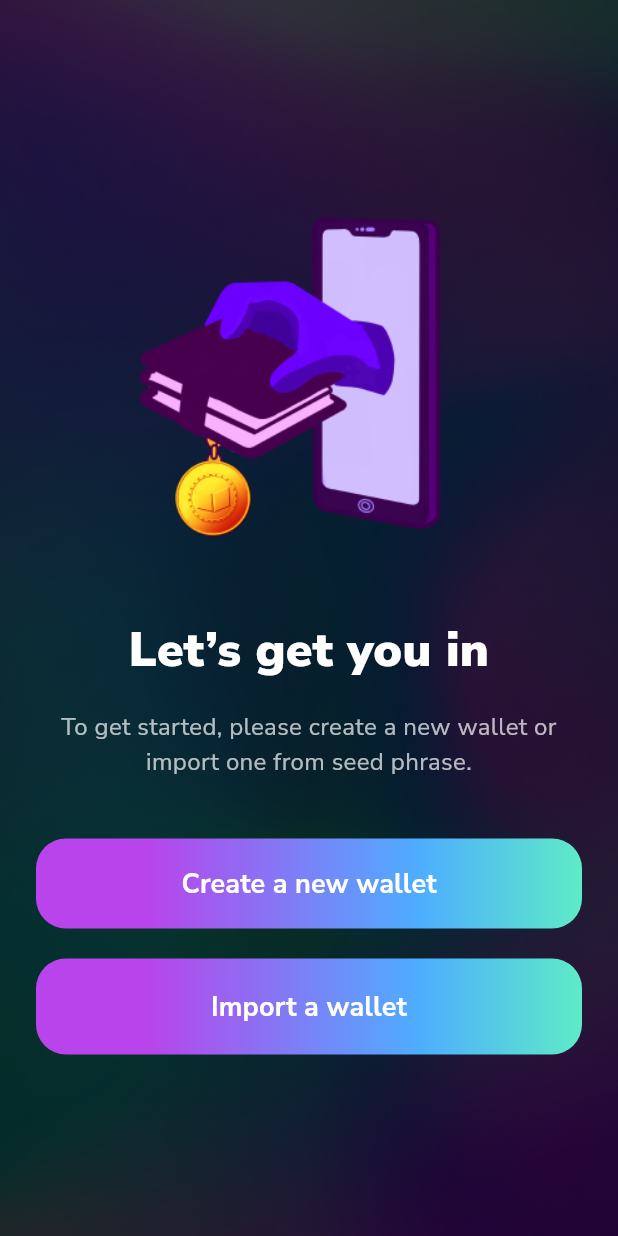
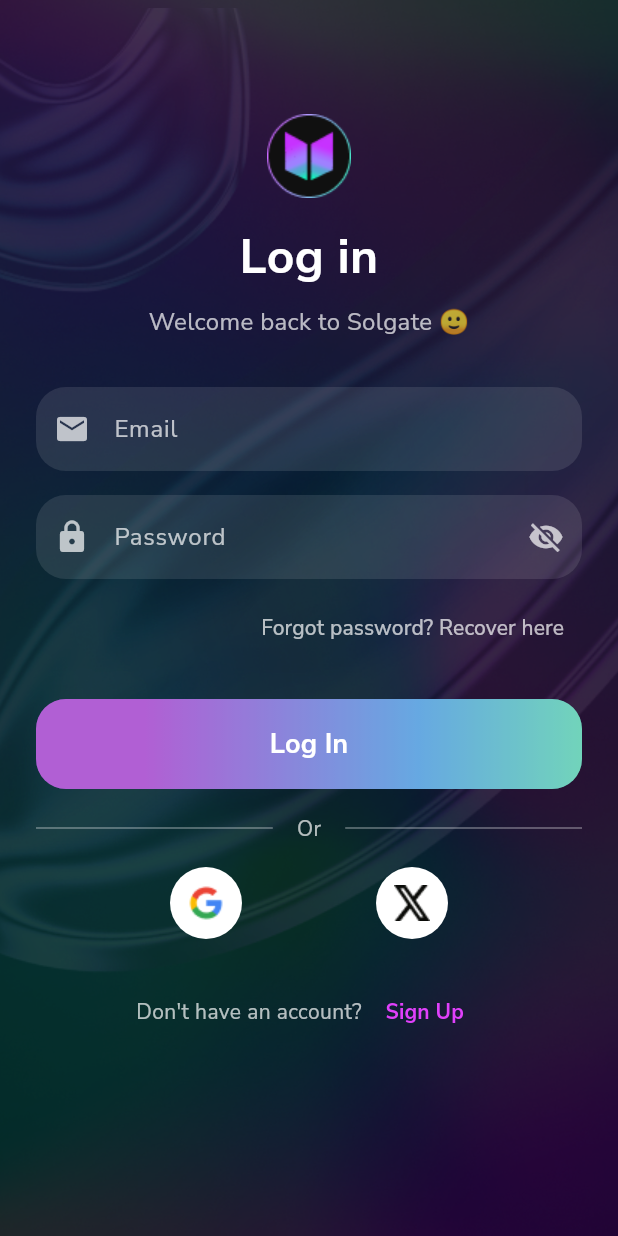
Before and after one commit to PixelDat/Solgate-mobile-app, a Flutter app: the screen it shows after launch, on a phone screen of 412 x 824 dp. Run offline on Flutter 3.47's test engine with Material 3 defaults, Android fonts, the phone set to English and light mode, and no system bars; our stand-ins replace cloud_firestore, firebase_auth, firebase_core, flutter_dotenv, google_sign_in; missing offline and left inert: twitter_login; accounts and stored records are empty.

Commit message:
Added Login Page

```diff
--- a/lib/main.dart
+++ b/lib/main.dart
@@ -5,6 +5,7 @@
 import './pages/SplashScreen.dart';
 import './pages/onboarding.dart';
 import './pages/Signup.dart';
+import './pages/login.dart';
 
 void main() async {
   WidgetsFlutterBinding.ensureInitialized();
@@ -19,10 +20,11 @@
     return MaterialApp(
       initialRoute: '/',
       routes: {
-        '/': (context) => CreateOrImportWalletPage(),
+        '/': (context) => LoginPage(),
         '/splashscreen': (context) => SplashScreen(),
         '/onboarding': (context) => OnboardingFlow(),
         '/signup': (context) => SignUpPage(),
+        '/login': (context) => LoginPage(),
         '/createorimportwalletpage': (context) => CreateOrImportWalletPage(),
       },
       theme: ThemeData(
--- /dev/null
+++ b/lib/pages/login.dart
@@ -0,0 +1,407 @@
+import 'package:flutter/material.dart';
+import 'package:firebase_auth/firebase_auth.dart';
+import 'package:cloud_firestore/cloud_firestore.dart';
+import '../services/auth_service.dart';
+import 'package:google_sign_in/google_sign_in.dart';
+import 'package:twitter_login/twitter_login.dart';
+import 'package:flutter_dotenv/flutter_dotenv.dart';
+
+class LoginPage extends StatefulWidget {
+  @override
+  _LoginPageState createState() => _LoginPageState();
+}
+
+class _LoginPageState extends State<LoginPage> {
+  final AuthService _authService = AuthService();
+  final _formKey = GlobalKey<FormState>();
+
+  String _email = '';
+  String _password = '';
+  bool _obscurePassword = true;
+  bool _isLoading = false;
+
+  void _login() async {
+    if (_formKey.currentState!.validate()) {
+      setState(() {
+        _isLoading = true;
+      });
+
+      try {
+        UserCredential? userCredential = await _authService.signIn(
+          email: _email,
+          password: _password,
+        );
+
+        if (userCredential != null && userCredential.user != null) {
+          // Navigate to home page or main app screen
+          Navigator.pushReplacementNamed(context, '/home');
+        } else {
+          throw Exception('Login failed');
+        }
+      } catch (e) {
+        print('Error during login: $e');
+        ScaffoldMessenger.of(context).showSnackBar(
+          SnackBar(content: Text('Login Failed. Please try again.')),
+        );
+      } finally {
+        setState(() {
+          _isLoading = false;
+        });
+      }
+    }
+  }
+
+  Future<void> _handleGoogleSignIn() async {
+    try {
+      final GoogleSignInAccount? googleUser = await GoogleSignIn().signIn();
+      if (googleUser == null) return;
+
+      final GoogleSignInAuthentication googleAuth = await googleUser.authentication;
+      final credential = GoogleAuthProvider.credential(
+        accessToken: googleAuth.accessToken,
+        idToken: googleAuth.idToken,
+      );
+
+      final UserCredential userCredential = await FirebaseAuth.instance.signInWithCredential(credential);
+      final User? user = userCredential.user;
+
+      if (user != null) {
+        // Navigate to home page or main app screen
+        Navigator.pushReplacementNamed(context, '/home');
+      } else {
+        throw Exception('User is null after Google Sign In');
+      }
+    } catch (e) {
+      print('Error during Google sign in: $e');
+      ScaffoldMessenger.of(context).showSnackBar(
+        SnackBar(content: Text('Google Sign In Failed. Please try again.')),
+      );
+    }
+  }
+
+  Future<void> _handleTwitterSignIn() async {
+    final twitterLogin = TwitterLogin(
+      apiKey: dotenv.env['TWITTER_API_KEY']!,
+      apiSecretKey: dotenv.env['TWITTER_API_SECRET_KEY']!,
+      redirectURI: 'solgate://',
+    );
+
+    try {
+      final authResult = await twitterLogin.login();
+      switch (authResult.status) {
+        case TwitterLoginStatus.loggedIn:
+          final credential = TwitterAuthProvider.credential(
+            accessToken: authResult.authToken!,
+            secret: authResult.authTokenSecret!,
+          );
+          await _signInWithCredential(credential);
+          break;
+        case TwitterLoginStatus.cancelledByUser:
+          // User cancelled the login flow
+          break;
+        case TwitterLoginStatus.error:
+          throw Exception(authResult.errorMessage);
+        default:
+          throw Exception('Unknown error');
+      }
+    } catch (e) {
+      print('Error during Twitter sign in: $e');
+      ScaffoldMessenger.of(context).showSnackBar(
+        SnackBar(content: Text('Twitter Sign In Failed. Please try again.')),
+      );
+    }
+  }
+
+  Future<void> _signInWithCredential(AuthCredential credential) async {
+    setState(() {
+      _isLoading = true;
+    });
+
+    try {
+      final userCredential = await FirebaseAuth.instance.signInWithCredential(credential);
+      if (userCredential.user != null) {
+        Navigator.pushReplacementNamed(context, '/home');
+      } else {
+        throw Exception('User login failed');
+      }
+    } catch (e) {
+      print('Error during sign in: $e');
+      ScaffoldMessenger.of(context).showSnackBar(
+        SnackBar(content: Text('Sign In Failed. Please try again.')),
+      );
+    } finally {
+      setState(() {
+        _isLoading = false;
+      });
+    }
+  }
+
+  @override
+  Widget build(BuildContext context) {
+    return Scaffold(
+      body: Stack(
+        children: [
+          // Main background color
+          Container(
+            decoration: const BoxDecoration(
+              color: Color.fromARGB(255, 0, 0, 0),
+            ),
+          ),
+          // Glow background
+          Positioned.fill(
+            child: Opacity(
+              opacity: 0.6,
+              child: Image.asset(
+                'assets/images/glow_background_1.png',
+                fit: BoxFit.cover,
+              ),
+            ),
+          ),
+          // Top-left background image
+          Positioned(
+            top: -700,
+            left: -900,
+            child: Image.asset(
+              'assets/images/background_top_left.png',
+              width: 2200,
+              height: 2200,
+            ),
+          ),
+          // Bottom-right background image
+          Positioned(
+            top: -10,
+            left: -30,
+            child: Image.asset(
+              'assets/images/background_bottom_right.png',
+              width: 300,
+              height: 300,
+            ),
+          ),
+          // Main content
+          SafeArea(
+            child: SingleChildScrollView(
+              padding: EdgeInsets.all(24.0),
+              child: Form(
+                key: _formKey,
+                child: Column(
+                  mainAxisAlignment: MainAxisAlignment.center,
+                  crossAxisAlignment: CrossAxisAlignment.stretch,
+                  children: [
+                    SizedBox(height: 40),
+                    Image.asset(
+                      'assets/images/logo.png',
+                      height: 80,  // Increased from 80
+                      width: 80,   // Increased from 80
+                    ),
+                    SizedBox(height: 5),
+                    Text(
+                      'Log in',
+                      style: TextStyle(
+                        fontSize: 32,
+                        fontWeight: FontWeight.bold,
+                        color: Colors.white,
+                      ),
+                      textAlign: TextAlign.center,
+                    ),
+                    SizedBox(height: 8),
+                    Text(
+                      'Welcome back to Solgate 🙂',
+                      style: TextStyle(
+                        fontSize: 16,
+                        color: Colors.white70,
+                      ),
+                      textAlign: TextAlign.center,
+                    ),
+                    SizedBox(height: 32),
+                    _buildTextField(
+                      label: 'Email',
+                      icon: Icons.email,
+                      onChanged: (value) => _email = value,
+                      validator: (value) {
+                        if (value == null || value.isEmpty) {
+                          return 'Please enter your email';
+                        }
+                        if (!RegExp(r'^[^@]+@[^@]+\.[^@]+').hasMatch(value)) {
+                          return 'Please enter a valid email';
+                        }
+                        return null;
+                      },
+                    ),
+                    SizedBox(height: 16),
+                    _buildTextField(
+                      label: 'Password',
+                      icon: Icons.lock,
+                      obscureText: _obscurePassword,
+                      onChanged: (value) => _password = value,
+                      validator: (value) {
+                        if (value == null || value.isEmpty) {
+                          return 'Please enter your password';
+                        }
+                        return null;
+                      },
+                      suffixIcon: IconButton(
+                        icon: Icon(
+                          _obscurePassword ? Icons.visibility_off : Icons.visibility,
+                          color: Colors.white70,
+                        ),
+                        onPressed: () {
+                          setState(() {
+                            _obscurePassword = !_obscurePassword;
+                          });
+                        },
+                      ),
+                    ),
+                    SizedBox(height: 8),
+                    Align(
+                      alignment: Alignment.centerRight,
+                      child: TextButton(
+                        onPressed: () {
+                          // TODO: Implement password recovery
+                          Navigator.pushNamed(context, '/forgot_password');
+                        },
+                        child: Text(
+                          'Forgot password? Recover here',
+                          style: TextStyle(
+                            color: Colors.white70,
+                          ),
+                        ),
+                      ),
+                    ),
+                    SizedBox(height: 24),
+                    _isLoading
+                      ? Center(child: CircularProgressIndicator())
+                      : Container(
+                          decoration: BoxDecoration(
+                            gradient: LinearGradient(
+                              colors: [
+                                Color.fromARGB(255, 185, 68, 235), // Purple
+                                Color(0xFF4EADFF), // Blue
+                                Color(0xFF5EEBC7), // Teal
+                              ],
+                              stops: [0.2, 0.7, 1.0],
+                              begin: Alignment.centerLeft,
+                              end: Alignment.centerRight,
+                            ),
+                            borderRadius: BorderRadius.circular(20),
+                          ),
+                          child: ElevatedButton(
+                            onPressed: _formKey.currentState?.validate() ?? false ? _login : null,
+                            child: Text(
+                              'Log In',
+                              style: TextStyle(
+                                fontSize: 18,
+                                fontWeight: FontWeight.bold,
+                                color: Colors.white,
+                              ),
+                            ),
+                            style: ElevatedButton.styleFrom(
+                              backgroundColor: Colors.transparent,
+                              foregroundColor: Colors.white,
+                              disabledBackgroundColor: Colors.grey.withOpacity(0.3),
+                              disabledForegroundColor: Colors.white60,
+                              elevation: 0,
+                              padding: EdgeInsets.symmetric(vertical: 16),
+                              minimumSize: Size(double.infinity, 60),
+                              shape: RoundedRectangleBorder(
+                                borderRadius: BorderRadius.circular(20),
+                              ),
+                            ),
+                          ),
+                        ),
+                    SizedBox(height: 16),
+                    Row(
+                      children: [
+                        Expanded(child: Divider(color: Colors.white38)),
+                        Padding(
+                          padding: EdgeInsets.symmetric(horizontal: 16),
+                          child: Text(
+                            'Or',
+                            style: TextStyle(color: Colors.white70),
+                          ),
+                        ),
+                        Expanded(child: Divider(color: Colors.white38)),
+                      ],
+                    ),
+                    SizedBox(height: 16),
+                    Row(
+                      mainAxisAlignment: MainAxisAlignment.spaceEvenly,
+                      children: [
+                        _buildSocialButton('assets/images/google_icon.png', _handleGoogleSignIn),
+                        _buildSocialButton('assets/images/x_icon.png', _handleTwitterSignIn),
+                      ],
+                    ),
+                    SizedBox(height: 24),
+                    Row(
+                      mainAxisAlignment: MainAxisAlignment.center,
+                      children: [
+                        Text(
+                          "Don't have an account? ",
+                          style: TextStyle(color: Colors.white70),
+                        ),
+                        TextButton(
+                          onPressed: () {
+                            Navigator.pushNamed(context, '/signup');
+                          },
+                          child: Text(
+                            'Sign Up',
+                            style: TextStyle(
+                              color: Colors.purpleAccent,
+                              fontWeight: FontWeight.bold,
+                            ),
+                          ),
+                        ),
+                      ],
+                    ),
+                  ],
+                ),
+              ),
+            ),
+          ),
+        ],
+      ),
+    );
+  }
+
+  Widget _buildTextField({
+    required String label,
+    required IconData icon,
+    bool obscureText = false,
+    required ValueChanged<String> onChanged,
+    required String? Function(String?) validator,
+    Widget? suffixIcon,
+  }) {
+    return TextFormField(
+      obscureText: obscureText,
+      onChanged: onChanged,
+      validator: validator,
+      style: TextStyle(color: Colors.white),
+      decoration: InputDecoration(
+        labelText: label,
+        labelStyle: TextStyle(color: Colors.white70),
+        prefixIcon: Icon(icon, color: Colors.white70),
+        suffixIcon: suffixIcon,
+        filled: true,
+        fillColor: Colors.white.withOpacity(0.1),
+        border: OutlineInputBorder(
+          borderRadius: BorderRadius.circular(20),
+          borderSide: BorderSide.none,
+        ),
+        errorStyle: TextStyle(color: Colors.redAccent),
+      ),
+    );
+  }
+
+  Widget _buildSocialButton(String assetName, VoidCallback onPressed) {
+    return InkWell(
+      onTap: onPressed,
+      child: Container(
+        padding: EdgeInsets.all(12),
+        decoration: BoxDecoration(
+          color: Colors.white,
+          shape: BoxShape.circle,
+        ),
+        child: Image.asset(assetName, height: 24, width: 24),
+      ),
+    );
+  }
+}
--- a/lib/services/auth_service.dart
+++ b/lib/services/auth_service.dart
@@ -34,4 +34,16 @@
       return null;
     }
   }
+
+  Future<UserCredential?> signIn({required String email, required String password}) async {
+    try {
+      return await FirebaseAuth.instance.signInWithEmailAndPassword(
+        email: email,
+        password: password,
+      );
+    } catch (e) {
+      print('Error signing in: $e');
+      return null;
+    }
+  }
 }
--- a/pubspec.yaml
+++ b/pubspec.yaml
@@ -101,6 +101,7 @@
     - assets/images/background_bottom_right.png
     - assets/images/glow_background_1.png
     - assets/images/getIn.png
+    - assets/images/logo.png
     - .env
   # An image asset can refer to one or more resolution-specific "variants", see
   # An image asset can refer to one or more resolution-specific "variants", see
```
Also changed, not shown: assets/images/logo.png (added).
